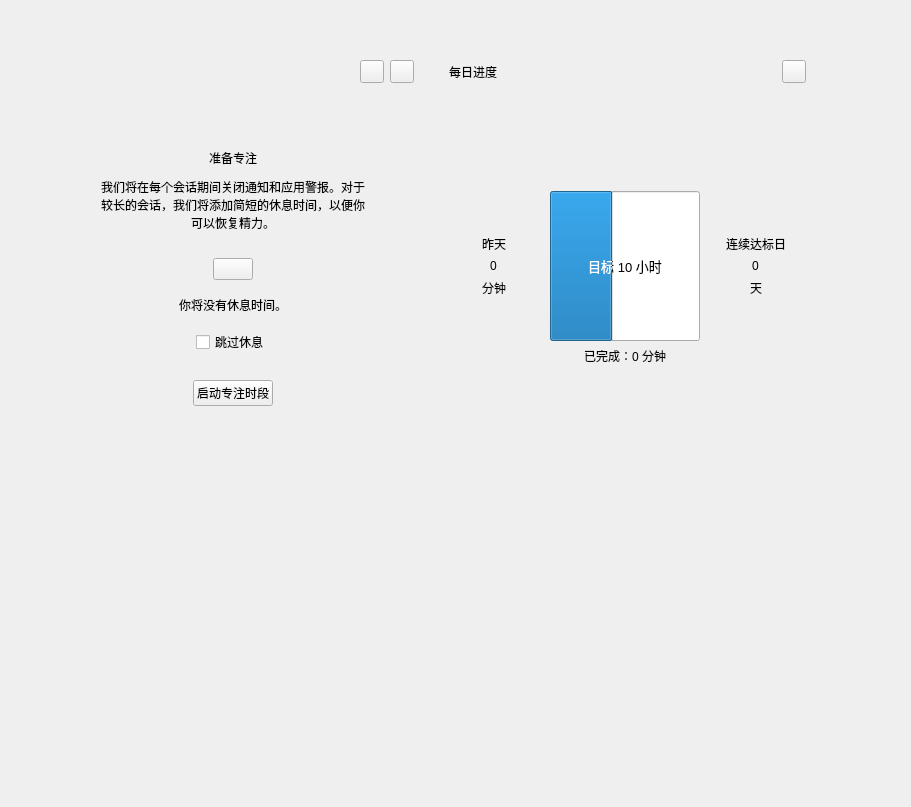
The window that examples/clock/resource/ui/FocusInterface.ui (zhiyiYo/PyQt-Fluent-Widgets) describes before a commit, drawn with Qt 5.
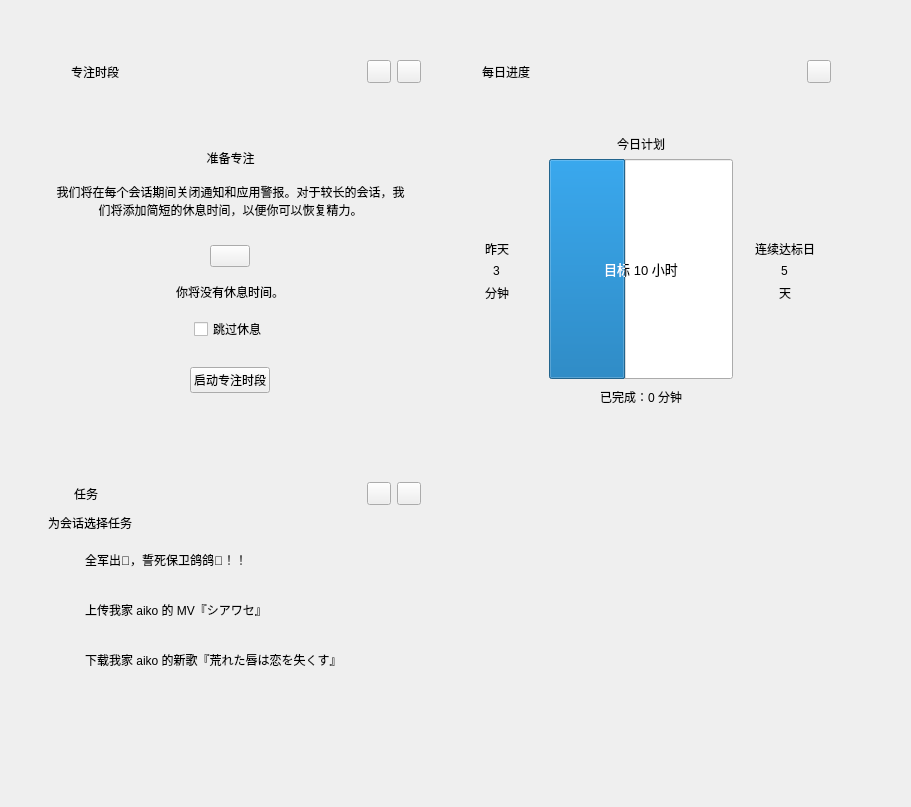
The same window after the commit. Icons and pictures are not drawn. Custom widgets are drawn as their Qt base class.

Diff of the .ui file:
```diff
--- a/examples/clock/resource/ui/FocusInterface.ui
+++ b/examples/clock/resource/ui/FocusInterface.ui
@@ -15,40 +15,384 @@
   </property>
   <layout class="QHBoxLayout" name="horizontalLayout_3">
    <item>
-    <layout class="QHBoxLayout" name="horizontalLayout">
-     <property name="spacing">
-      <number>12</number>
-     </property>
+    <layout class="QGridLayout" name="gridLayout" columnstretch="1,1,0">
      <property name="sizeConstraint">
-      <enum>QLayout::SetFixedSize</enum>
+      <enum>QLayout::SetDefaultConstraint</enum>
      </property>
      <property name="leftMargin">
-      <number>32</number>
+      <number>20</number>
      </property>
      <property name="topMargin">
       <number>40</number>
      </property>
      <property name="rightMargin">
-      <number>32</number>
+      <number>20</number>
      </property>
-     <item alignment="Qt::AlignLeft|Qt::AlignTop">
+     <property name="bottomMargin">
+      <number>20</number>
+     </property>
+     <property name="spacing">
+      <number>12</number>
+     </property>
+     <item row="0" column="1">
+      <widget class="CardWidget" name="progressCard">
+       <property name="sizePolicy">
+        <sizepolicy hsizetype="Expanding" vsizetype="Fixed">
+         <horstretch>0</horstretch>
+         <verstretch>0</verstretch>
+        </sizepolicy>
+       </property>
+       <property name="minimumSize">
+        <size>
+         <width>380</width>
+         <height>410</height>
+        </size>
+       </property>
+       <property name="maximumSize">
+        <size>
+         <width>600</width>
+         <height>410</height>
+        </size>
+       </property>
+       <layout class="QVBoxLayout" name="verticalLayout_4">
+        <property name="sizeConstraint">
+         <enum>QLayout::SetDefaultConstraint</enum>
+        </property>
+        <item>
+         <layout class="QVBoxLayout" name="verticalLayout_2" stretch="0,0">
+          <property name="sizeConstraint">
+           <enum>QLayout::SetMinAndMaxSize</enum>
+          </property>
+          <item>
+           <layout class="QHBoxLayout" name="horizontalLayout_4">
+            <property name="leftMargin">
+             <number>5</number>
+            </property>
+            <item>
+             <widget class="IconWidget" name="progressIcon">
+              <property name="minimumSize">
+               <size>
+                <width>18</width>
+                <height>18</height>
+               </size>
+              </property>
+              <property name="maximumSize">
+               <size>
+                <width>18</width>
+                <height>18</height>
+               </size>
+              </property>
+              <property name="icon">
+               <iconset resource="../resource.qrc">
+                <normaloff>:/images/tips.png</normaloff>:/images/tips.png</iconset>
+              </property>
+             </widget>
+            </item>
+            <item>
+             <spacer name="horizontalSpacer_8">
+              <property name="orientation">
+               <enum>Qt::Horizontal</enum>
+              </property>
+              <property name="sizeType">
+               <enum>QSizePolicy::Fixed</enum>
+              </property>
+              <property name="sizeHint" stdset="0">
+               <size>
+                <width>2</width>
+                <height>20</height>
+               </size>
+              </property>
+             </spacer>
+            </item>
+            <item>
+             <widget class="StrongBodyLabel" name="dailyProgressLabel">
+              <property name="text">
+               <string>每日进度</string>
+              </property>
+             </widget>
+            </item>
+            <item>
+             <spacer name="horizontalSpacer_9">
+              <property name="orientation">
+               <enum>Qt::Horizontal</enum>
+              </property>
+              <property name="sizeHint" stdset="0">
+               <size>
+                <width>40</width>
+                <height>20</height>
+               </size>
+              </property>
+             </spacer>
+            </item>
+            <item alignment="Qt::AlignRight">
+             <widget class="TransparentToolButton" name="editButton"/>
+            </item>
+           </layout>
+          </item>
+          <item>
+           <layout class="QHBoxLayout" name="horizontalLayout_5" stretch="1,2,1">
+            <property name="sizeConstraint">
+             <enum>QLayout::SetMinAndMaxSize</enum>
+            </property>
+            <item>
+             <layout class="QVBoxLayout" name="verticalLayout_5">
+              <item>
+               <spacer name="verticalSpacer_5">
+                <property name="orientation">
+                 <enum>Qt::Vertical</enum>
+                </property>
+                <property name="sizeHint" stdset="0">
+                 <size>
+                  <width>20</width>
+                  <height>40</height>
+                 </size>
+                </property>
+               </spacer>
+              </item>
+              <item alignment="Qt::AlignHCenter|Qt::AlignVCenter">
+               <widget class="BodyLabel" name="yesterdayLabel">
+                <property name="text">
+                 <string>昨天</string>
+                </property>
+               </widget>
+              </item>
+              <item alignment="Qt::AlignHCenter|Qt::AlignVCenter">
+               <widget class="LargeTitleLabel" name="yesterdayTimeLabel">
+                <property name="text">
+                 <string>3</string>
+                </property>
+               </widget>
+              </item>
+              <item alignment="Qt::AlignHCenter|Qt::AlignVCenter">
+               <widget class="BodyLabel" name="minuteLabel1">
+                <property name="text">
+                 <string>分钟</string>
+                </property>
+               </widget>
+              </item>
+              <item>
+               <spacer name="verticalSpacer_6">
+                <property name="orientation">
+                 <enum>Qt::Vertical</enum>
+                </property>
+                <property name="sizeHint" stdset="0">
+                 <size>
+                  <width>20</width>
+                  <height>40</height>
+                 </size>
+                </property>
+               </spacer>
+              </item>
+             </layout>
+            </item>
+            <item>
+             <layout class="QVBoxLayout" name="verticalLayout_10" stretch="0,0,1,0,0,0">
+              <item>
+               <spacer name="verticalSpacer_15">
+                <property name="orientation">
+                 <enum>Qt::Vertical</enum>
+                </property>
+                <property name="sizeHint" stdset="0">
+                 <size>
+                  <width>20</width>
+                  <height>40</height>
+                 </size>
+                </property>
+               </spacer>
+              </item>
+              <item>
+               <widget class="SubtitleLabel" name="targetLabel">
+                <property name="text">
+                 <string>今日计划</string>
+                </property>
+                <property name="alignment">
+                 <set>Qt::AlignCenter</set>
+                </property>
+               </widget>
+              </item>
+              <item>
+               <widget class="ProgressRing" name="progressRing">
+                <property name="sizePolicy">
+                 <sizepolicy hsizetype="Expanding" vsizetype="Expanding">
+                  <horstretch>1</horstretch>
+                  <verstretch>1</verstretch>
+                 </sizepolicy>
+                </property>
+                <property name="minimumSize">
+                 <size>
+                  <width>150</width>
+                  <height>150</height>
+                 </size>
+                </property>
+                <property name="maximumSize">
+                 <size>
+                  <width>220</width>
+                  <height>220</height>
+                 </size>
+                </property>
+                <property name="font">
+                 <font>
+                  <family>Microsoft YaHei UI</family>
+                  <pointsize>10</pointsize>
+                  <weight>50</weight>
+                  <bold>false</bold>
+                 </font>
+                </property>
+                <property name="maximum">
+                 <number>24</number>
+                </property>
+                <property name="value">
+                 <number>10</number>
+                </property>
+                <property name="alignment">
+                 <set>Qt::AlignCenter</set>
+                </property>
+                <property name="textVisible">
+                 <bool>true</bool>
+                </property>
+                <property name="orientation">
+                 <enum>Qt::Horizontal</enum>
+                </property>
+                <property name="textDirection">
+                 <enum>QProgressBar::TopToBottom</enum>
+                </property>
+                <property name="format">
+                 <string>目标 %v 小时</string>
+                </property>
+                <property name="useAni">
+                 <bool>false</bool>
+                </property>
+                <property name="val">
+                 <double>10.000000000000000</double>
+                </property>
+                <property name="strokeWidth">
+                 <number>15</number>
+                </property>
+               </widget>
+              </item>
+              <item>
+               <spacer name="verticalSpacer_16">
+                <property name="orientation">
+                 <enum>Qt::Vertical</enum>
+                </property>
+                <property name="sizeType">
+                 <enum>QSizePolicy::Fixed</enum>
+                </property>
+                <property name="sizeHint" stdset="0">
+                 <size>
+                  <width>20</width>
+                  <height>3</height>
+                 </size>
+                </property>
+               </spacer>
+              </item>
+              <item alignment="Qt::AlignHCenter">
+               <widget class="BodyLabel" name="finishTimeLabel">
+                <property name="text">
+                 <string>已完成：0 分钟</string>
+                </property>
+               </widget>
+              </item>
+              <item>
+               <spacer name="verticalSpacer_13">
+                <property name="orientation">
+                 <enum>Qt::Vertical</enum>
+                </property>
+                <property name="sizeHint" stdset="0">
+                 <size>
+                  <width>20</width>
+                  <height>40</height>
+                 </size>
+                </property>
+               </spacer>
+              </item>
+             </layout>
+            </item>
+            <item>
+             <layout class="QVBoxLayout" name="verticalLayout_6">
+              <item>
+               <spacer name="verticalSpacer_9">
+                <property name="orientation">
+                 <enum>Qt::Vertical</enum>
+                </property>
+                <property name="sizeHint" stdset="0">
+                 <size>
+                  <width>20</width>
+                  <height>40</height>
+                 </size>
+                </property>
+               </spacer>
+              </item>
+              <item alignment="Qt::AlignHCenter|Qt::AlignVCenter">
+               <widget class="BodyLabel" name="continousComplianceDayLabel">
+                <property name="text">
+                 <string>连续达标日</string>
+                </property>
+               </widget>
+              </item>
+              <item alignment="Qt::AlignHCenter">
+               <widget class="LargeTitleLabel" name="compianceDayLabel">
+                <property name="text">
+                 <string>5</string>
+                </property>
+               </widget>
+              </item>
+              <item alignment="Qt::AlignHCenter">
+               <widget class="BodyLabel" name="dayLabel">
+                <property name="text">
+                 <string>天</string>
+                </property>
+               </widget>
+              </item>
+              <item>
+               <spacer name="verticalSpacer_10">
+                <property name="orientation">
+                 <enum>Qt::Vertical</enum>
+                </property>
+                <property name="sizeHint" stdset="0">
+                 <size>
+                  <width>20</width>
+                  <height>40</height>
+                 </size>
+                </property>
+               </spacer>
+              </item>
+             </layout>
+            </item>
+           </layout>
+          </item>
+         </layout>
+        </item>
+       </layout>
+      </widget>
+     </item>
+     <item row="0" column="0">
       <widget class="CardWidget" name="focusCard">
+       <property name="sizePolicy">
+        <sizepolicy hsizetype="Expanding" vsizetype="Fixed">
+         <horstretch>0</horstretch>
+         <verstretch>0</verstretch>
+        </sizepolicy>
+       </property>
        <property name="minimumSize">
         <size>
          <width>380</width>
-         <height>424</height>
+         <height>410</height>
         </size>
        </property>
        <property name="maximumSize">
         <size>
-         <width>410</width>
-         <height>424</height>
+         <width>600</width>
+         <height>410</height>
         </size>
        </property>
        <property name="styleSheet">
         <string notr="true"/>
        </property>
        <layout class="QVBoxLayout" name="verticalLayout_3">
+        <property name="sizeConstraint">
+         <enum>QLayout::SetDefaultConstraint</enum>
+        </property>
         <item>
          <layout class="QVBoxLayout" name="verticalLayout">
           <property name="sizeConstraint">
@@ -56,6 +400,36 @@
           </property>
           <item>
            <layout class="QHBoxLayout" name="horizontalLayout_2">
+            <property name="leftMargin">
+             <number>5</number>
+            </property>
+            <item>
+             <widget class="IconWidget" name="focusCardIcon">
+              <property name="minimumSize">
+               <size>
+                <width>20</width>
+                <height>20</height>
+               </size>
+              </property>
+              <property name="maximumSize">
+               <size>
+                <width>20</width>
+                <height>20</height>
+               </size>
+              </property>
+              <property name="icon">
+               <iconset resource="../resource.qrc">
+                <normaloff>:/images/alarms.png</normaloff>:/images/alarms.png</iconset>
+              </property>
+             </widget>
+            </item>
+            <item>
+             <widget class="StrongBodyLabel" name="focusPeriodLabel">
+              <property name="text">
+               <string>专注时段</string>
+              </property>
+             </widget>
+            </item>
             <item>
              <spacer name="horizontalSpacer">
               <property name="orientation">
@@ -101,32 +475,47 @@
            </widget>
           </item>
           <item>
-           <spacer name="verticalSpacer_13">
-            <property name="orientation">
-             <enum>Qt::Vertical</enum>
+           <layout class="QHBoxLayout" name="horizontalLayout_6">
+            <property name="leftMargin">
+             <number>15</number>
             </property>
-            <property name="sizeType">
-             <enum>QSizePolicy::Fixed</enum>
+            <property name="topMargin">
+             <number>10</number>
             </property>
-            <property name="sizeHint" stdset="0">
-             <size>
-              <width>20</width>
-              <height>5</height>
-             </size>
+            <property name="rightMargin">
+             <number>15</number>
             </property>
-           </spacer>
-          </item>
-          <item>
-           <widget class="BodyLabel" name="hintLabel">
-            <property name="text">
-             <string>我们将在每个会话期间关闭通知和应用警报。对于
-较长的会话，我们将添加简短的休息时间，以便你
-可以恢复精力。</string>
-            </property>
-            <property name="alignment">
-             <set>Qt::AlignCenter</set>
-            </property>
-           </widget>
+            <item>
+             <widget class="BodyLabel" name="hintLabel">
+              <property name="text">
+               <string>我们将在每个会话期间关闭通知和应用警报。对于较长的会话，我们将添加简短的休息时间，以便你可以恢复精力。</string>
+              </property>
+              <property name="alignment">
+               <set>Qt::AlignCenter</set>
+              </property>
+              <property name="wordWrap">
+               <bool>true</bool>
+              </property>
+              <property name="margin">
+               <number>0</number>
+              </property>
+              <property name="lightColor" stdset="0">
+               <color>
+                <red>96</red>
+                <green>96</green>
+                <blue>96</blue>
+               </color>
+              </property>
+              <property name="darkColor" stdset="0">
+               <color>
+                <red>206</red>
+                <green>206</green>
+                <blue>206</blue>
+               </color>
+              </property>
+             </widget>
+            </item>
+           </layout>
           </item>
           <item>
            <spacer name="verticalSpacer_2">
@@ -145,7 +534,11 @@
            </spacer>
           </item>
           <item alignment="Qt::AlignHCenter">
-           <widget class="TimePicker" name="timePicker"/>
+           <widget class="TimePicker" name="timePicker">
+            <property name="secondVisible">
+             <bool>true</bool>
+            </property>
+           </widget>
           </item>
           <item>
            <spacer name="verticalSpacer_3">
@@ -243,37 +636,89 @@
        </layout>
       </widget>
      </item>
-     <item alignment="Qt::AlignLeft|Qt::AlignTop">
-      <widget class="CardWidget" name="progressCard">
+     <item row="1" column="0">
+      <widget class="CardWidget" name="taskCard">
        <property name="minimumSize">
         <size>
-         <width>380</width>
-         <height>424</height>
+         <width>370</width>
+         <height>0</height>
         </size>
        </property>
        <property name="maximumSize">
         <size>
-         <width>410</width>
-         <height>424</height>
+         <width>600</width>
+         <height>395</height>
         </size>
        </property>
-       <layout class="QVBoxLayout" name="verticalLayout_4">
+       <layout class="QVBoxLayout" name="verticalLayout_8">
         <item>
-         <layout class="QVBoxLayout" name="verticalLayout_2">
+         <layout class="QVBoxLayout" name="verticalLayout_7">
+          <property name="leftMargin">
+           <number>8</number>
+          </property>
           <item>
-           <layout class="QHBoxLayout" name="horizontalLayout_4">
-            <property name="leftMargin">
-             <number>5</number>
-            </property>
+           <layout class="QHBoxLayout" name="horizontalLayout_7">
             <item>
-             <widget class="StrongBodyLabel" name="dailyProgressLabel">
+             <widget class="IconWidget" name="taskCardIcon">
+              <property name="minimumSize">
+               <size>
+                <width>18</width>
+                <height>18</height>
+               </size>
+              </property>
+              <property name="maximumSize">
+               <size>
+                <width>18</width>
+                <height>18</height>
+               </size>
+              </property>
+              <property name="icon">
+               <iconset resource="../resource.qrc">
+                <normaloff>:/images/todo.png</normaloff>:/images/todo.png</iconset>
+              </property>
+             </widget>
+            </item>
+            <item>
+             <spacer name="horizontalSpacer_7">
+              <property name="orientation">
+               <enum>Qt::Horizontal</enum>
+              </property>
+              <property name="sizeType">
+               <enum>QSizePolicy::Fixed</enum>
+              </property>
+              <property name="sizeHint" stdset="0">
+               <size>
+                <width>2</width>
+                <height>2</height>
+               </size>
+              </property>
+             </spacer>
+            </item>
+            <item>
+             <widget class="StrongBodyLabel" name="taskLabel">
               <property name="text">
-               <string>每日进度</string>
+               <string>任务</string>
               </property>
              </widget>
             </item>
-            <item alignment="Qt::AlignRight">
-             <widget class="TransparentToolButton" name="editButton"/>
+            <item>
+             <spacer name="horizontalSpacer_3">
+              <property name="orientation">
+               <enum>Qt::Horizontal</enum>
+              </property>
+              <property name="sizeHint" stdset="0">
+               <size>
+                <width>40</width>
+                <height>20</height>
+               </size>
+              </property>
+             </spacer>
+            </item>
+            <item>
+             <widget class="TransparentToolButton" name="addTaskButton"/>
+            </item>
+            <item>
+             <widget class="TransparentToolButton" name="moreTaskButton"/>
             </item>
            </layout>
           </item>
@@ -282,178 +727,252 @@
             <property name="orientation">
              <enum>Qt::Vertical</enum>
             </property>
+            <property name="sizeType">
+             <enum>QSizePolicy::Fixed</enum>
+            </property>
             <property name="sizeHint" stdset="0">
              <size>
               <width>20</width>
-              <height>40</height>
+              <height>3</height>
              </size>
             </property>
            </spacer>
           </item>
           <item>
-           <layout class="QHBoxLayout" name="horizontalLayout_5">
-            <item>
-             <layout class="QVBoxLayout" name="verticalLayout_5">
-              <item>
-               <spacer name="verticalSpacer_5">
-                <property name="orientation">
-                 <enum>Qt::Vertical</enum>
-                </property>
-                <property name="sizeHint" stdset="0">
-                 <size>
-                  <width>20</width>
-                  <height>40</height>
-                 </size>
-                </property>
-               </spacer>
-              </item>
-              <item alignment="Qt::AlignHCenter|Qt::AlignVCenter">
-               <widget class="BodyLabel" name="yesterdayLabel">
-                <property name="text">
-                 <string>昨天</string>
-                </property>
-               </widget>
-              </item>
-              <item alignment="Qt::AlignHCenter|Qt::AlignVCenter">
-               <widget class="LargeTitleLabel" name="yesterdayTimeLabel">
-                <property name="text">
-                 <string>0</string>
-                </property>
-               </widget>
-              </item>
-              <item alignment="Qt::AlignHCenter|Qt::AlignVCenter">
-               <widget class="BodyLabel" name="minuteLabel1">
-                <property name="text">
-                 <string>分钟</string>
-                </property>
-               </widget>
-              </item>
-              <item>
-               <spacer name="verticalSpacer_6">
-                <property name="orientation">
-                 <enum>Qt::Vertical</enum>
-                </property>
-                <property name="sizeHint" stdset="0">
-                 <size>
-                  <width>20</width>
-                  <height>40</height>
-                 </size>
-                </property>
-               </spacer>
-              </item>
-             </layout>
-            </item>
-            <item>
-             <widget class="ProgressRing" name="progressRing">
-              <property name="minimumSize">
-               <size>
-                <width>150</width>
-                <height>150</height>
-               </size>
-              </property>
-              <property name="maximumSize">
-               <size>
-                <width>150</width>
-                <height>150</height>
-               </size>
-              </property>
-              <property name="font">
-               <font>
-                <family>Microsoft YaHei UI</family>
-                <pointsize>10</pointsize>
-                <weight>50</weight>
-                <bold>false</bold>
-               </font>
-              </property>
-              <property name="maximum">
-               <number>24</number>
-              </property>
-              <property name="value">
-               <number>10</number>
-              </property>
-              <property name="textVisible">
-               <bool>true</bool>
-              </property>
-              <property name="orientation">
-               <enum>Qt::Horizontal</enum>
-              </property>
-              <property name="textDirection">
-               <enum>QProgressBar::TopToBottom</enum>
-              </property>
-              <property name="format">
-               <string>目标 %v 小时</string>
-              </property>
-              <property name="useAni">
-               <bool>false</bool>
-              </property>
-              <property name="val">
-               <double>10.000000000000000</double>
-              </property>
-              <property name="strokeWidth">
-               <number>15</number>
-              </property>
-             </widget>
-            </item>
-            <item>
-             <layout class="QVBoxLayout" name="verticalLayout_6">
-              <item>
-               <spacer name="verticalSpacer_9">
-                <property name="orientation">
-                 <enum>Qt::Vertical</enum>
-                </property>
-                <property name="sizeHint" stdset="0">
-                 <size>
-                  <width>20</width>
-                  <height>40</height>
-                 </size>
-                </property>
-               </spacer>
-              </item>
-              <item alignment="Qt::AlignHCenter|Qt::AlignVCenter">
-               <widget class="BodyLabel" name="continousComplianceDayLabel">
-                <property name="text">
-                 <string>连续达标日</string>
-                </property>
-               </widget>
-              </item>
-              <item alignment="Qt::AlignHCenter">
-               <widget class="LargeTitleLabel" name="compianceDayLabel">
-                <property name="text">
-                 <string>0</string>
-                </property>
-               </widget>
-              </item>
-              <item alignment="Qt::AlignHCenter">
-               <widget class="BodyLabel" name="dayLabel">
-                <property name="text">
-                 <string>天</string>
-                </property>
-               </widget>
-              </item>
-              <item>
-               <spacer name="verticalSpacer_10">
-                <property name="orientation">
-                 <enum>Qt::Vertical</enum>
-                </property>
-                <property name="sizeHint" stdset="0">
-                 <size>
-                  <width>20</width>
-                  <height>40</height>
-                 </size>
-                </property>
-               </spacer>
-              </item>
-             </layout>
-            </item>
-           </layout>
-          </item>
-          <item alignment="Qt::AlignHCenter">
-           <widget class="BodyLabel" name="finishTimeLabel">
+           <widget class="BodyLabel" name="hintLabel_2">
             <property name="text">
-             <string>已完成：0 分钟</string>
+             <string>为会话选择任务</string>
+            </property>
+            <property name="lightColor" stdset="0">
+             <color>
+              <red>96</red>
+              <green>96</green>
+              <blue>96</blue>
+             </color>
+            </property>
+            <property name="darkColor" stdset="0">
+             <color>
+              <red>206</red>
+              <green>206</green>
+              <blue>206</blue>
+             </color>
             </property>
            </widget>
           </item>
+          <item>
+           <layout class="QVBoxLayout" name="verticalLayout_9">
+            <property name="rightMargin">
+             <number>7</number>
+            </property>
+            <item>
+             <widget class="CardWidget" name="taskCard1">
+              <property name="minimumSize">
+               <size>
+                <width>0</width>
+                <height>44</height>
+               </size>
+              </property>
+              <property name="maximumSize">
+               <size>
+                <width>16777215</width>
+                <height>44</height>
+               </size>
+              </property>
+              <layout class="QHBoxLayout" name="horizontalLayout_9">
+               <property name="leftMargin">
+                <number>15</number>
+               </property>
+               <item>
+                <layout class="QHBoxLayout" name="horizontalLayout_8">
+                 <item>
+                  <widget class="IconWidget" name="taskIcon1">
+                   <property name="sizePolicy">
+                    <sizepolicy hsizetype="Preferred" vsizetype="Preferred">
+                     <horstretch>16</horstretch>
+                     <verstretch>16</verstretch>
+                    </sizepolicy>
+                   </property>
+                   <property name="minimumSize">
+                    <size>
+                     <width>16</width>
+                     <height>16</height>
+                    </size>
+                   </property>
+                   <property name="maximumSize">
+                    <size>
+                     <width>16</width>
+                     <height>16</height>
+                    </size>
+                   </property>
+                  </widget>
+                 </item>
+                </layout>
+               </item>
+               <item>
+                <widget class="BodyLabel" name="taskLabel1">
+                 <property name="text">
+                  <string>全军出🐔，誓死保卫鸽鸽🏀！！</string>
+                 </property>
+                 <property name="pixelFontSize" stdset="0">
+                  <number>14</number>
+                 </property>
+                 <property name="strikeOut" stdset="0">
+                  <bool>true</bool>
+                 </property>
+                </widget>
+               </item>
+               <item>
+                <spacer name="horizontalSpacer_4">
+                 <property name="orientation">
+                  <enum>Qt::Horizontal</enum>
+                 </property>
+                 <property name="sizeHint" stdset="0">
+                  <size>
+                   <width>40</width>
+                   <height>20</height>
+                  </size>
+                 </property>
+                </spacer>
+               </item>
+              </layout>
+             </widget>
+            </item>
+            <item>
+             <widget class="CardWidget" name="taskCard2">
+              <property name="minimumSize">
+               <size>
+                <width>0</width>
+                <height>44</height>
+               </size>
+              </property>
+              <property name="maximumSize">
+               <size>
+                <width>16777215</width>
+                <height>44</height>
+               </size>
+              </property>
+              <layout class="QHBoxLayout" name="horizontalLayout_12">
+               <property name="leftMargin">
+                <number>15</number>
+               </property>
+               <item>
+                <layout class="QHBoxLayout" name="horizontalLayout_13">
+                 <item>
+                  <widget class="IconWidget" name="taskIcon2">
+                   <property name="sizePolicy">
+                    <sizepolicy hsizetype="Preferred" vsizetype="Preferred">
+                     <horstretch>16</horstretch>
+                     <verstretch>16</verstretch>
+                    </sizepolicy>
+                   </property>
+                   <property name="minimumSize">
+                    <size>
+                     <width>16</width>
+                     <height>16</height>
+                    </size>
+                   </property>
+                   <property name="maximumSize">
+                    <size>
+                     <width>16</width>
+                     <height>16</height>
+                    </size>
+                   </property>
+                  </widget>
+                 </item>
+                </layout>
+               </item>
+               <item>
+                <widget class="BodyLabel" name="taskLabel2">
+                 <property name="text">
+                  <string>上传我家 aiko 的 MV『シアワセ』</string>
+                 </property>
+                </widget>
+               </item>
+               <item>
+                <spacer name="horizontalSpacer_6">
+                 <property name="orientation">
+                  <enum>Qt::Horizontal</enum>
+                 </property>
+                 <property name="sizeHint" stdset="0">
+                  <size>
+                   <width>40</width>
+                   <height>20</height>
+                  </size>
+                 </property>
+                </spacer>
+               </item>
+              </layout>
+             </widget>
+            </item>
+            <item>
+             <widget class="CardWidget" name="taskCard3">
+              <property name="minimumSize">
+               <size>
+                <width>0</width>
+                <height>44</height>
+               </size>
+              </property>
+              <property name="maximumSize">
+               <size>
+                <width>16777215</width>
+                <height>44</height>
+               </size>
+              </property>
+              <layout class="QHBoxLayout" name="horizontalLayout_10">
+               <property name="leftMargin">
+                <number>15</number>
+               </property>
+               <item>
+                <layout class="QHBoxLayout" name="horizontalLayout_11">
+                 <item>
+                  <widget class="IconWidget" name="taskIcon3">
+                   <property name="sizePolicy">
+                    <sizepolicy hsizetype="Preferred" vsizetype="Preferred">
+                     <horstretch>16</horstretch>
+                     <verstretch>16</verstretch>
+                    </sizepolicy>
+                   </property>
+                   <property name="minimumSize">
+                    <size>
+                     <width>16</width>
+                     <height>16</height>
+                    </size>
+                   </property>
+                   <property name="maximumSize">
+                    <size>
+                     <width>16</width>
+                     <height>16</height>
+                    </size>
+                   </property>
+                  </widget>
+                 </item>
+                </layout>
+               </item>
+               <item>
+                <widget class="BodyLabel" name="taskLabel3">
+                 <property name="text">
+                  <string>下载我家 aiko 的新歌『荒れた唇は恋を失くす』</string>
+                 </property>
+                </widget>
+               </item>
+               <item>
+                <spacer name="horizontalSpacer_5">
+                 <property name="orientation">
+                  <enum>Qt::Horizontal</enum>
+                 </property>
+                 <property name="sizeHint" stdset="0">
+                  <size>
+                   <width>40</width>
+                   <height>20</height>
+                  </size>
+                 </property>
+                </spacer>
+               </item>
+              </layout>
+             </widget>
+            </item>
+           </layout>
+          </item>
           <item>
            <spacer name="verticalSpacer_7">
             <property name="orientation">
@@ -472,7 +991,7 @@
        </layout>
       </widget>
      </item>
-     <item>
+     <item row="0" column="2">
       <spacer name="horizontalSpacer_2">
        <property name="orientation">
         <enum>Qt::Horizontal</enum>
@@ -515,6 +1034,11 @@
    <extends>ToolButton</extends>
    <header>qfluentwidgets</header>
   </customwidget>
+  <customwidget>
+   <class>IconWidget</class>
+   <extends>QWidget</extends>
+   <header>qfluentwidgets</header>
+  </customwidget>
   <customwidget>
    <class>CardWidget</class>
    <extends>QFrame</extends>
```
Left out of the diff: 4 changed lines with no effect on the pictures.
